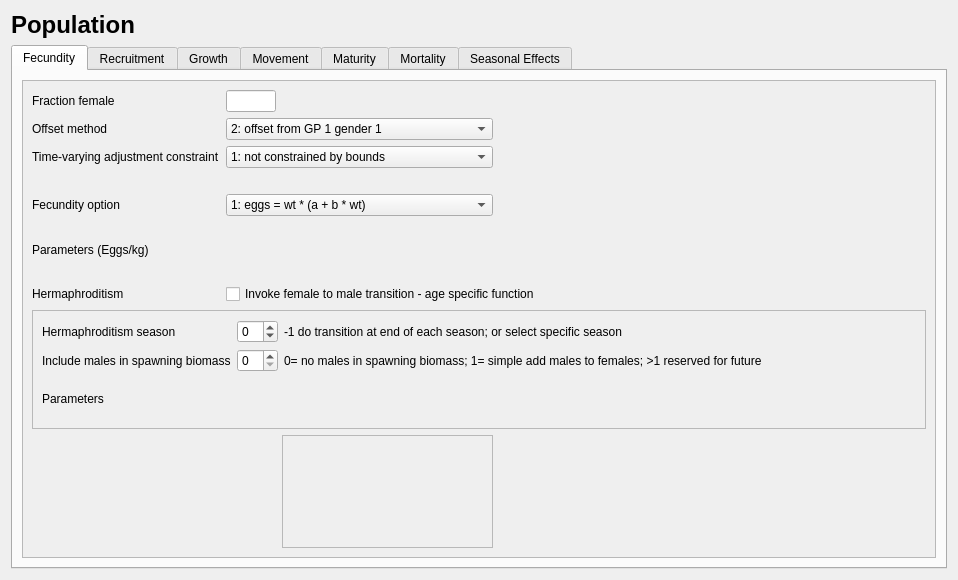
This is src/population_widget.ui in nmfs-ost/ss3-ssi as Qt 5 draws it before an edit. The edited form follows.
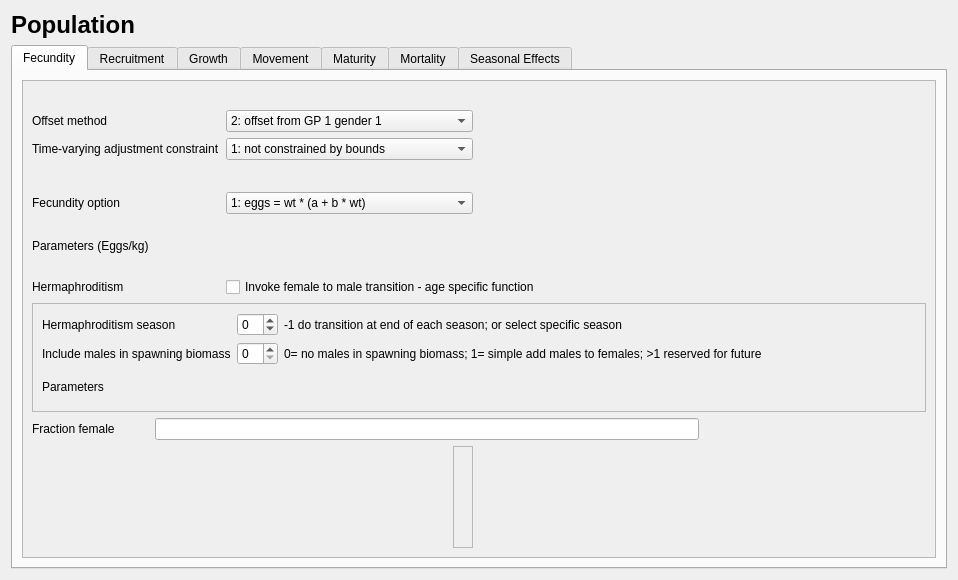
This is the edited form. Icons and pictures are not drawn.

```diff
--- a/src/population_widget.ui
+++ b/src/population_widget.ui
@@ -87,16 +87,6 @@
           <layout class="QVBoxLayout" name="verticalLayout_4">
            <item>
             <layout class="QGridLayout" name="gridLayout_fecundity">
-             <item row="0" column="3">
-              <widget class="QLineEdit" name="lineEdit_fraction_female">
-               <property name="maximumSize">
-                <size>
-                 <width>50</width>
-                 <height>16777215</height>
-                </size>
-               </property>
-              </widget>
-             </item>
              <item row="6" column="1" colspan="2">
               <widget class="QLabel" name="label_fecund_hermaph">
                <property name="text">
@@ -148,26 +138,6 @@
                </property>
               </widget>
              </item>
-             <item row="0" column="1" colspan="2">
-              <widget class="QLabel" name="label_fraction_fem">
-               <property name="text">
-                <string>Fraction female</string>
-               </property>
-              </widget>
-             </item>
-             <item row="0" column="4">
-              <spacer name="horizontalSpacer_fecund1">
-               <property name="orientation">
-                <enum>Qt::Horizontal</enum>
-               </property>
-               <property name="sizeHint" stdset="0">
-                <size>
-                 <width>40</width>
-                 <height>20</height>
-                </size>
-               </property>
-              </spacer>
-             </item>
              <item row="2" column="1" colspan="2">
               <widget class="QLabel" name="label_fecund_adj_constraint">
                <property name="text">
@@ -394,6 +364,42 @@
                </item>
               </widget>
              </item>
+             <item row="3" column="3">
+              <spacer name="horizontalSpacer_fecund1">
+               <property name="orientation">
+                <enum>Qt::Horizontal</enum>
+               </property>
+               <property name="sizeHint" stdset="0">
+                <size>
+                 <width>40</width>
+                 <height>20</height>
+                </size>
+               </property>
+              </spacer>
+             </item>
+             <item row="10" column="1">
+              <widget class="QLabel" name="label_fraction_fem">
+               <property name="text">
+                <string>Fraction female</string>
+               </property>
+              </widget>
+             </item>
+             <item row="10" column="2" colspan="4">
+              <widget class="QLineEdit" name="lineEdit_fraction_female">
+               <property name="sizePolicy">
+                <sizepolicy hsizetype="Expanding" vsizetype="Expanding">
+                 <horstretch>0</horstretch>
+                 <verstretch>0</verstretch>
+                </sizepolicy>
+               </property>
+               <property name="maximumSize">
+                <size>
+                 <width>16777215</width>
+                 <height>16777215</height>
+                </size>
+               </property>
+              </widget>
+             </item>
             </layout>
            </item>
           </layout>
```
